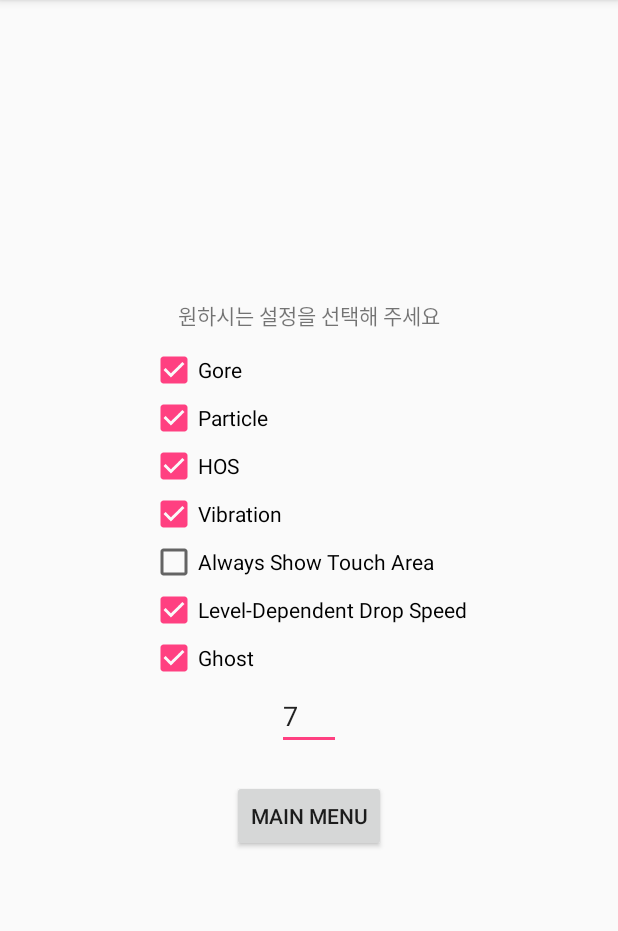
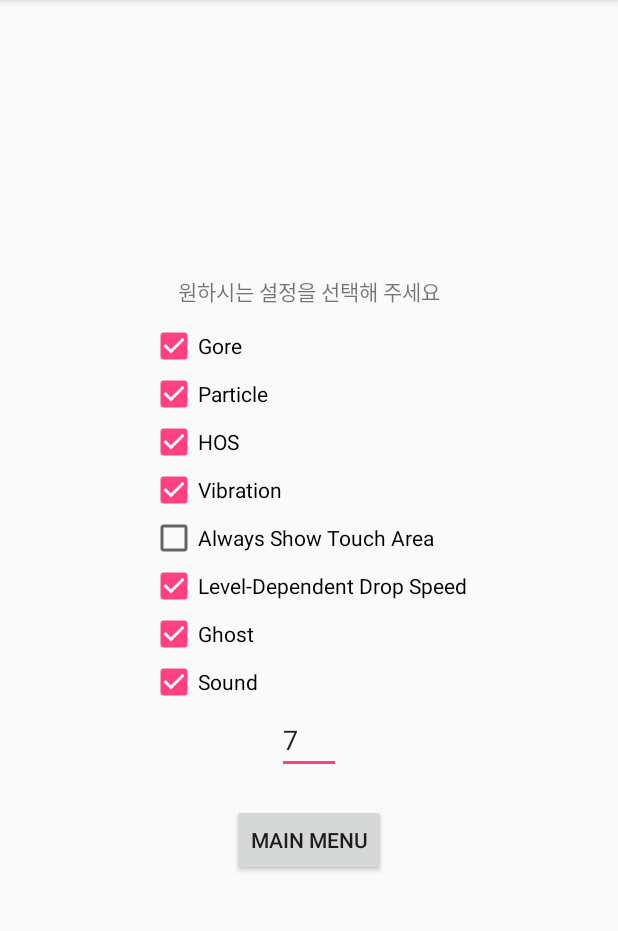
Before and after one commit to lumiknit/CodingHaraTon2018-Frientris2, an Android app: the Setting screen opened directly, with no data from a screen before it, on a phone screen of 412 x 824 dp, the part 84-1015 px from its top. Run offline under Robolectric (Android 15) with nearby library versions, the phone set to English and light mode, and no system bars.

Commit message:
setting work correctly

```diff
--- a/app/src/main/java/team/sjexpress/frientris2/Setting.java
+++ b/app/src/main/java/team/sjexpress/frientris2/Setting.java
@@ -15,9 +15,9 @@ public class Setting extends AppCompatActivity {
     SharedPreferences pref;
     SharedPreferences.Editor editor;
 
-    private CheckBox Gore, Particle, HOS, Vibration, ShowArea, LevelSpeed, Ghost;
+    private CheckBox Gore, Particle, HOS, Vibration, ShowArea, LevelSpeed, Ghost, Sound;
     private EditText Width;
-    private boolean gore, part, hos, vib, sta, ldds, ghost;
+    private boolean gore, part, hos, vib, sta, ldds, ghost, sound;
     private int width;
 
     @Override
@@ -34,6 +34,7 @@ public class Setting extends AppCompatActivity {
         sta = pref.getBoolean("sta", false);
         ldds = pref.getBoolean("ldds", true);
         ghost = pref.getBoolean("ghost", true);
+        sound = pref.getBoolean("sound", true);
         width = pref.getInt("width", 7);
 
         Gore = (CheckBox)findViewById(R.id.checkBox1);
@@ -43,6 +44,7 @@ public class Setting extends AppCompatActivity {
         ShowArea = (CheckBox)findViewById(R.id.checkBox5);
         LevelSpeed = (CheckBox)findViewById(R.id.checkBox6);
         Ghost = (CheckBox)findViewById(R.id.checkBox7);
+        Sound = (CheckBox)findViewById(R.id.checkBox8);
         Width = (EditText)findViewById(R.id.editText1);
 
         Gore.setChecked(gore);
@@ -52,6 +54,7 @@ public class Setting extends AppCompatActivity {
         ShowArea.setChecked(sta);
         LevelSpeed.setChecked(ldds);
         Ghost.setChecked(ghost);
+        Sound.setChecked(sound);
         Width.setText("" + width);
 
         Button button = (Button)findViewById(R.id.btn_back);
@@ -75,6 +78,7 @@ public class Setting extends AppCompatActivity {
         editor.putBoolean("sta", ShowArea.isChecked());
         editor.putBoolean("ldds", LevelSpeed.isChecked());
         editor.putBoolean("ghost", Ghost.isChecked());
+        editor.putBoolean("sound", Sound.isChecked());
         int n;
         try {
             n = Integer.parseInt(Width.getText().toString());
--- a/app/src/main/res/layout/setting.xml
+++ b/app/src/main/res/layout/setting.xml
@@ -69,6 +69,14 @@
         android:layout_height="wrap_content"
         android:text="Ghost" />
 
+    <CheckBox
+        android:id="@+id/checkBox8"
+        android:layout_gravity="left"
+        android:layout_marginLeft="100dp"
+        android:layout_width="wrap_content"
+        android:layout_height="wrap_content"
+        android:text="Sound" />
+
     <EditText
         android:id="@+id/editText1"
         android:layout_width="wrap_content"
```
Also changed, not shown: app/src/main/java/team/sjexpress/frientris2/GameActivity.java (+7 -0 lines), 1 other file.
